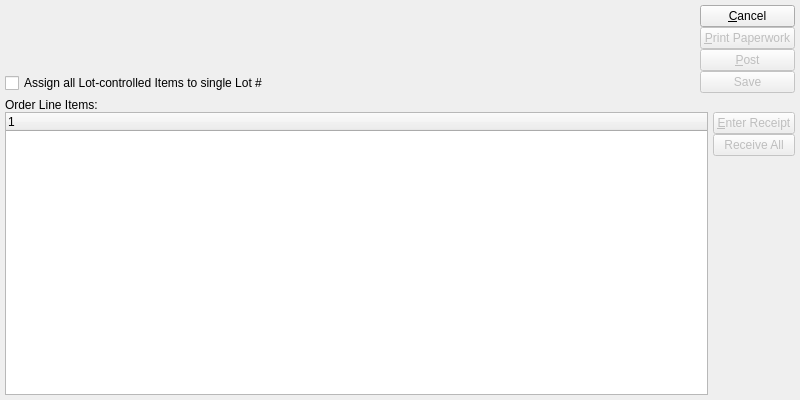
This is xtuple/trunk/guiclient/enterPoReceipt.ui in WooodHead/xtuple as Qt 5 draws it before an edit. The edited form follows.
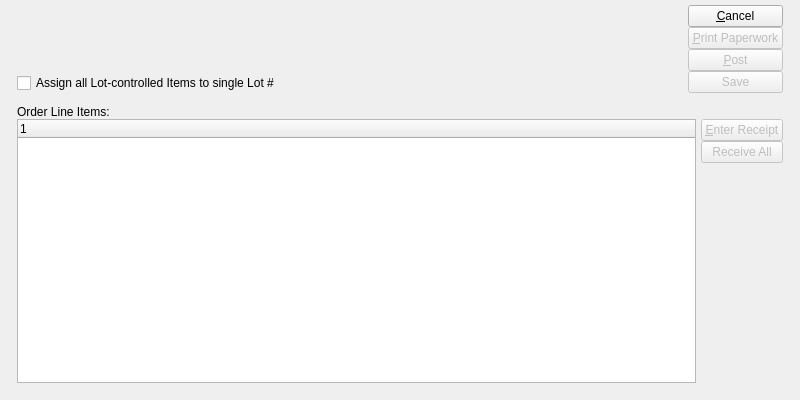
This is the edited form. Custom widgets are drawn as their Qt base class.

Commit message: issue #7302:  Layout tweaks.

The edit to the form file:
```diff
--- a/xtuple/trunk/guiclient/enterPoReceipt.ui
+++ b/xtuple/trunk/guiclient/enterPoReceipt.ui
@@ -15,6 +15,23 @@
   <widget class="QWidget" name="widget" >
    <layout class="QGridLayout" >
     <item row="0" column="0" >
+     <layout class="QGridLayout" >
+      <property name="leftMargin" >
+       <number>12</number>
+      </property>
+      <property name="rightMargin" >
+       <number>12</number>
+      </property>
+      <property name="bottomMargin" >
+       <number>12</number>
+      </property>
+      <property name="horizontalSpacing" >
+       <number>12</number>
+      </property>
+      <property name="verticalSpacing" >
+       <number>12</number>
+      </property>
+      <item row="0" column="0" >
      <layout class="QHBoxLayout" >
       <item>
        <widget class="OrderCluster" name="_order" />
@@ -113,23 +130,20 @@
         </property>
        </widget>
       </item>
-     </layout>
-    </item>
-    <item row="1" column="0" >
+        <item>
      <spacer>
       <property name="orientation" >
        <enum>Qt::Vertical</enum>
       </property>
-      <property name="sizeType" >
-       <enum>QSizePolicy::Preferred</enum>
-      </property>
       <property name="sizeHint" >
        <size>
         <width>20</width>
-        <height>16</height>
+            <height>0</height>
        </size>
       </property>
      </spacer>
+        </item>
+       </layout>
     </item>
     <item row="2" column="0" colspan="2" >
      <widget class="XCheckBox" name="_singleLot" >
@@ -207,6 +221,8 @@
              </size>
             </property>
            </spacer>
+            </item>
+           </layout>
           </item>
          </layout>
         </item>
```
Lines whose indentation alone changed are shown as unchanged.
